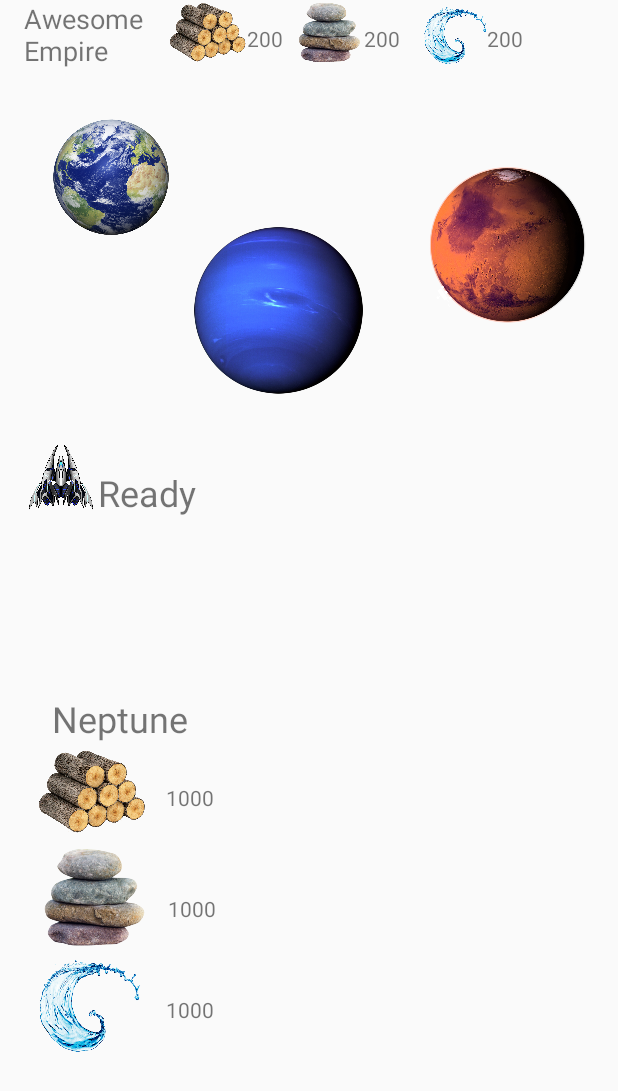
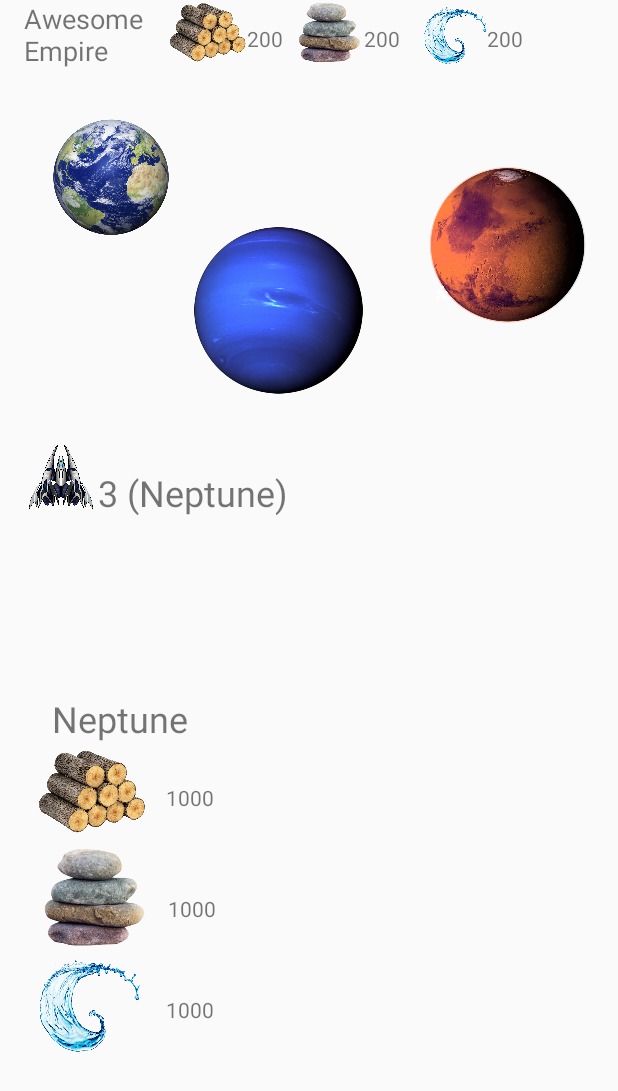
Before and after one commit to somnoynadno/SpaceApp, an Android app: the screen it shows after launch (MainActivity), after a tap on "CAPTURE", on a phone screen of 412 x 824 dp. Shown: the top 1091 px of the screen. Run offline under Robolectric (Android 15) with nearby library versions, the phone set to English and light mode, and no system bars; 3 other taps on this screen came first.

Commit message:
Version 0.9

```diff
--- a/app/src/main/java/com/example/spaceapp/MainActivity.java
+++ b/app/src/main/java/com/example/spaceapp/MainActivity.java
@@ -17,6 +17,7 @@ import android.widget.Button;
 import android.widget.ImageView;
 import android.widget.LinearLayout;
 import android.widget.TextView;
+import android.widget.Toast;
 
 import com.example.spaceapp.spaceitems.Planet;
 import com.example.spaceapp.spaceitems.Resource;
@@ -31,6 +32,7 @@ public class MainActivity extends AppCompatActivity {
     private Empire empire;
     private Map<String, Resource> resources;
     private ProduceAsyncTask produceAsync;
+    private Planet selectedPlanet;
     private int TIME = 100000;
     // planet info
     private TextView planetName;
@@ -74,6 +76,7 @@ public class MainActivity extends AppCompatActivity {
         final Planet Earth = new Planet("Earth");
         final Planet Mars = new Planet("Mars");
         final Planet Neptune = new Planet("Neptune");
+        this.selectedPlanet = Earth;
 
         LayoutInflater inflater = getLayoutInflater();
         LinearLayout l1 = findViewById(R.id.planetInfo);
@@ -141,27 +144,28 @@ public class MainActivity extends AppCompatActivity {
 
         this.addStoneBuiling.setOnClickListener(new View.OnClickListener() {
             @Override
-            public void onClick(View v) { createBuilding("Stone");
+            public void onClick(View v) { upgradeBuilding("Stone");
             }
         });
         this.addWaterBuiling.setOnClickListener(new View.OnClickListener() {
             @Override
-            public void onClick(View v) { createBuilding("Water");
+            public void onClick(View v) { upgradeBuilding("Water");
             }
         });
         this.addWoodBuiling.setOnClickListener(new View.OnClickListener() {
             @Override
             public void onClick(View v) {
-                createBuilding("Wood");
+                upgradeBuilding("Wood");
             }
         });
 
-//        this.produceAsync = new ProduceAsyncTask();
-//        this.produceAsync.execute();
+        this.produceAsync = new ProduceAsyncTask();
+        this.produceAsync.execute();
     }
 
     public void setPlanetInfo(final Planet planet){
         this.planetName.setText(planet.getName());
+        this.selectedPlanet = planet;
         this.woodText.setText(Integer.toString(planet.getResources().get("Wood").getAmount()));
         this.stoneText.setText(Integer.toString(planet.getResources().get("Stone").getAmount()));
         this.waterText.setText(Integer.toString(planet.getResources().get("Water").getAmount()));
@@ -174,8 +178,37 @@ public class MainActivity extends AppCompatActivity {
                     spaceship.capture(planet);
 
                     captureButton.setVisibility(GONE);
-                    SpaceshipAsyncTask asyncCapture = new SpaceshipAsyncTask();
-                    asyncCapture.execute();
+
+                    Thread spaceshipThread = new Thread() {
+                        public void run() {
+                            while(!spaceship.isReady()) {
+                                int myProgress = spaceship.getTimeLeft();
+                                spaceship.tick();
+                                try {
+                                    Thread.sleep(1000);
+                                }
+                                catch (Exception e){
+                                    e.printStackTrace();
+                                }
+                                final String text;
+                                if (spaceship.getTimeLeft() != 0) {
+                                    text = Integer.toString(myProgress) +
+                                            " (" + spaceship.getTargetPlanet().getName() + ")";
+                                } else{
+                                    text ="Ready";
+                                }
+                                MainActivity.this.runOnUiThread(new Runnable() {
+                                    @Override
+                                    public void run() {
+                                        spaceshipText.setText(text);
+                                    }
+                                });
+                            }
+                            empire.addPlanet(spaceship.getTargetPlanet());
+                        }
+                    };
+
+                    spaceshipThread.start();
                 }
             });
         } else {
@@ -189,37 +222,6 @@ public class MainActivity extends AppCompatActivity {
         }
     }
 
-    private class SpaceshipAsyncTask extends AsyncTask<String, Integer, Integer> {
-        @Override
-        protected Integer doInBackground(String... parameter) {
-            while(!spaceship.isReady()) {
-                int myProgress = spaceship.getTimeLeft();
-                spaceship.tick();
-                try {
-                    Thread.sleep(1000);
-                }
-                catch (Exception e){
-                    e.printStackTrace();
-                }
-                publishProgress(myProgress);
-            }
-            empire.addPlanet(spaceship.getTargetPlanet());
-            return 0;
-        }
-
-        @Override
-        protected void onProgressUpdate(Integer... progress) {
-            final String text;
-            if (spaceship.getTimeLeft() != 0) {
-                text = Integer.toString(progress[0]) +
-                                        " (" + spaceship.getTargetPlanet().getName() + ")";
-            } else{
-                text ="Ready";
-            }
-            spaceshipText.setText(text);
-        }
-    }
-
     private class ProduceAsyncTask extends AsyncTask<String, Integer, Integer> {
         @Override
         protected Integer doInBackground(String... parameter) {
@@ -228,18 +230,17 @@ public class MainActivity extends AppCompatActivity {
                 // for planet in planets
                 for (Planet planet : empire.getPlanets().values()){
                     // for building in planet
-                    for (Building b : planet.getBuildings()){
+                    for (Building b : planet.getBuildings().values()){
                         // produce
                         b.tick();
                         // add to Empire and clear storage
                         Resource tempRes = b.getTempStorage();
                         empire.getResources().get(tempRes.getType()).increase(tempRes.getAmount());
                         tempRes.decrease(tempRes.getAmount());
-                        System.out.println(empire.getResources().get(tempRes.getType()).getAmount());
                     }
                 }
                 try {
-                    Thread.sleep(1000);
+                    Thread.sleep(2000);
                 }
                 catch (Exception e){
                     e.printStackTrace();
@@ -252,17 +253,33 @@ public class MainActivity extends AppCompatActivity {
 
         @Override
         protected void onProgressUpdate(Integer... progress) {
+            empireStoneText.setText(String.valueOf(empire.getResources().get("Stone").getAmount()));
+            empireWaterText.setText(String.valueOf(empire.getResources().get("Water").getAmount()));
+            empireWoodText.setText(String.valueOf(empire.getResources().get("Wood").getAmount()));
 
+            waterText.setText(String.valueOf(selectedPlanet.getResources().get("Water").getAmount()));
+            woodText.setText(String.valueOf(selectedPlanet.getResources().get("Wood").getAmount()));
+            stoneText.setText(String.valueOf(selectedPlanet.getResources().get("Stone").getAmount()));
+
+            waterBuildingsNum.setText(String.valueOf(selectedPlanet.getBuildings().get("Water").getLevel()));
+            woodBuildingsNum.setText(String.valueOf(selectedPlanet.getBuildings().get("Wood").getLevel()));
+            stoneBuildingsNum.setText(String.valueOf(selectedPlanet.getBuildings().get("Stone").getLevel()));
         }
     }
 
-    // TODO: check for balance
-    private void createBuilding(String type){
-        String name = this.planetName.getText().toString();
-        Planet planet = empire.getPlanets().get(name);
-        Building building = new Building(planet, type);
-        building.produce();
-        planet.addBuilding(building);
+    private void upgradeBuilding(String type){
+        Building selectedBuilding = this.selectedPlanet.getBuildings().get(type);
+        int cost = selectedBuilding.getCost();
+        Resource res = empire.getResources().get(type);
+        if (res.getAmount() >= cost) {
+            res.decrease(cost);
+            selectedBuilding.levelUp();
+            if (selectedBuilding.getLevel() == 1) selectedBuilding.produce();
+        } else {
+            Toast toast = Toast.makeText(getApplicationContext(),
+                    "Недостаточно ресурсов!", Toast.LENGTH_SHORT);
+            toast.show();
+        }
     }
 
     private void hidePlanetInfo(){
--- a/app/src/main/java/com/example/spaceapp/spaceitems/Building.java
+++ b/app/src/main/java/com/example/spaceapp/spaceitems/Building.java
@@ -12,7 +12,7 @@ public class Building {
         this.planet = myPlanet;
         this.type = buildingType;
         this.cost = 200;
-        this.level = 1;
+        this.level = 0;
         this.producingStatus = false;
         this.tempStorage = new Resource(type, 0);
     }
@@ -30,6 +30,7 @@ public class Building {
     }
 
     public void produce(){
+        System.out.println("Start producing");
         this.producingStatus = true;
     }
 
@@ -38,10 +39,22 @@ public class Building {
             int amount = this.level*10;
             planet.decreaseResource(this.type, amount);
             this.tempStorage.increase(amount);
+            if (planet.getResources().get(type).getAmount() <= 0){
+                this.producingStatus = false;
+            }
         }
     }
 
     public Resource getTempStorage(){
         return this.tempStorage;
     }
+
+    public void levelUp(){
+        this.level += 1;
+        this.cost += 50;
+    }
+
+    public int getLevel(){
+        return this.level;
+    }
 }
--- a/app/src/main/java/com/example/spaceapp/spaceitems/Planet.java
+++ b/app/src/main/java/com/example/spaceapp/spaceitems/Planet.java
@@ -9,23 +9,31 @@ public class Planet {
     private String name;
     private int distance;
     private Map<String, Resource> resourcesMap;
-    private List<Building> buildings;
+    private Map<String, Building> buildings;
     private boolean captured;
 
     public Planet(String planetName){
         this.name = planetName;
         this.distance = 4;
-        this.buildings = new ArrayList<>();
         this.captured = false;
 
         Resource wood = new Resource("Wood", 1000);
         Resource stone = new Resource("Stone", 1000);
         Resource water = new Resource("Water", 1000);
 
+        Building woodBuilding = new Building(this, "Wood");
+        Building waterBuilding = new Building(this, "Water");
+        Building stoneBuilding = new Building(this, "Stone");
+
         this.resourcesMap = new HashMap<String, Resource>();
         this.resourcesMap.put("Wood", wood);
         this.resourcesMap.put("Stone", stone);
         this.resourcesMap.put("Water", water);
+
+        this.buildings = new HashMap<String, Building>();
+        this.buildings.put("Wood", woodBuilding);
+        this.buildings.put("Stone", stoneBuilding);
+        this.buildings.put("Water", waterBuilding);
     }
 
     public String getName(){
@@ -40,11 +48,7 @@ public class Planet {
         return this.distance;
     }
 
-    public void addBuilding(Building building){
-        this.buildings.add(building);
-    }
-
-    public List<Building> getBuildings(){
+    public Map<String, Building> getBuildings(){
         return this.buildings;
     }
 
```
